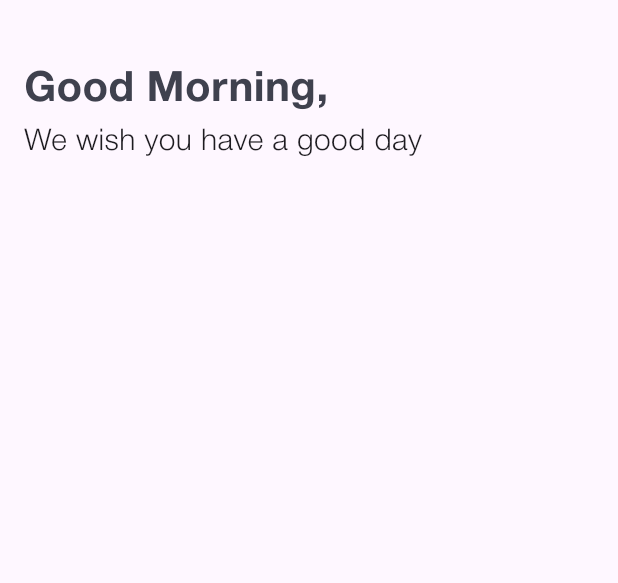
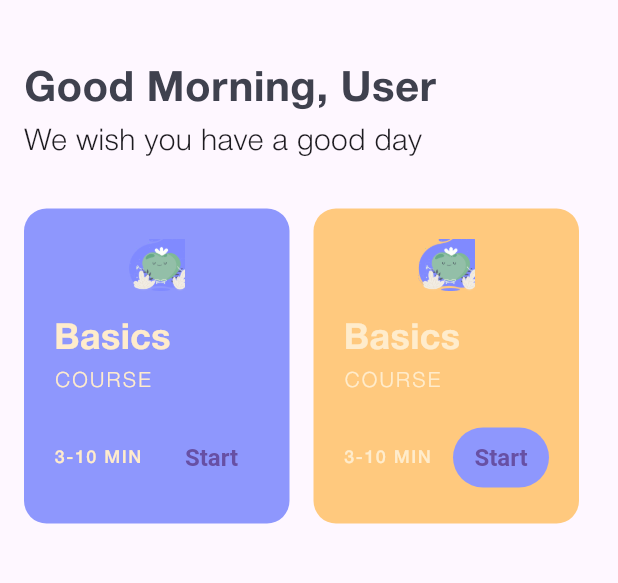
Before and after one commit to Tolutoon/silent_moon, a Flutter app: the HomePage screen opened by its route, on a phone screen of 412 x 824 dp, the part 75-658 px from its top. Run offline on Flutter 3.47's test engine with Material 3 defaults, Android fonts, the phone set to English and light mode, and no system bars; our stand-ins replace flutter_dotenv, flutter_svg, font_awesome_flutter, go_router, shared_preferences, supabase_flutter; accounts and stored records are empty.

Commit message:
in progress

```diff
--- /dev/null
+++ b/lib/common/widgets/button/startButton/start_button.dart
@@ -0,0 +1,13 @@
+import 'package:silent_moon/import.dart';
+
+class StartButton extends StatelessWidget {
+  const StartButton({super.key});
+
+  @override
+  Widget build(BuildContext context) {
+    return ElevatedButton(
+        style: ElevatedButton.styleFrom(padding: const EdgeInsets.all(8)),
+        onPressed: () {},
+        child: Text('Start'));
+  }
+}
--- a/lib/common/widgets/cards/home/home_card.dart
+++ b/lib/common/widgets/cards/home/home_card.dart
@@ -1,20 +1,66 @@
+import 'package:silent_moon/common/widgets/button/startButton/start_button.dart';
 import 'package:silent_moon/import.dart';
 
 class HomeCard extends StatelessWidget {
   final Color color;
-  const HomeCard({super.key, required this.color});
+  final String imagePath;
+  const HomeCard({super.key, required this.color, required this.imagePath});
 
   @override
   Widget build(BuildContext context) {
     return Material(
       color: color,
-      borderRadius: BorderRadius.circular(10),
+      borderRadius: BorderRadius.circular(15),
       clipBehavior: Clip.antiAlias,
       child: Container(
-        padding: const EdgeInsets.all(16),
+        padding: const EdgeInsets.all(20),
         child: Column(
+          crossAxisAlignment: CrossAxisAlignment.start,
           children: [
-            Expanded(child: Image.asset(Appimages.increaseHappiness))
+            Expanded(
+              flex: 2,
+              child: Center(
+                child: Image.asset(
+                  imagePath,
+                  fit: BoxFit.contain,
+                  height: 80,
+                ),
+              ),
+            ),
+            const SizedBox(height: 16),
+            const Text(
+              'Basics',
+              style: TextStyle(
+                color: AppColors.white,
+                fontSize: 24,
+                fontWeight: FontWeight.bold,
+              ),
+            ),
+            const Text(
+              'COURSE',
+              style: TextStyle(
+                color: AppColors.white,
+                fontSize: 14,
+                fontWeight: FontWeight.w300,
+                letterSpacing: 1.5,
+              ),
+            ),
+            const Spacer(),
+            Row(
+              mainAxisAlignment: MainAxisAlignment.spaceBetween,
+              children: [
+                const Text(
+                  '3-10 MIN',
+                  style: TextStyle(
+                    color: AppColors.white,
+                    fontSize: 12,
+                    letterSpacing: 1,
+                    fontWeight: FontWeight.w500,
+                  ),
+                ),
+                const StartButton(),
+              ],
+            ),
           ],
         ),
       ),
--- a/lib/core/config/assets/app_images.dart
+++ b/lib/core/config/assets/app_images.dart
@@ -14,5 +14,8 @@ class Appimages {
   static const String personalGrowth = "${basePath}personal_growth$format";
   static const String reduceAnxiety = "${basePath}reduce_anxiety$format";
   static const String reduceStress = "${basePath}reduce_stress$format";
-  static const String improvePerformance = "${basePath}improve_performance$format";
+  static const String improvePerformance =
+      "${basePath}improve_performance$format";
+  static const String relaxationMusic = "${basePath}relaxationMusic$format";
+  static const String basicCourses = "${basePath}basicCourses$format";
 }
--- a/lib/presentation/home/home_page.dart
+++ b/lib/presentation/home/home_page.dart
@@ -1,3 +1,5 @@
+import 'package:silent_moon/common/widgets/cards/home/home_card.dart';
+import 'package:silent_moon/common/widgets/cards/topic/topic_card.dart';
 import 'package:silent_moon/import.dart';
 
 class HomePage extends StatelessWidget {
@@ -23,7 +25,7 @@ class HomePage extends StatelessWidget {
             height: 40,
           ),
           Text(
-            'Good Morning, ',
+            'Good Morning, User',
             style: TextStyle(
                 color: AppColors.darkBlue,
                 fontSize: 28,
@@ -36,6 +38,32 @@ class HomePage extends StatelessWidget {
           const SizedBox(
             height: 30,
           ),
+          Row(
+            children: [
+              SizedBox(
+                  height: 210,
+                  width: 177,
+                  child: HomeCard(
+                      imagePath: Appimages.basicCourses,
+                      color: Color.fromARGB(255, 142, 151, 253))),
+              const SizedBox(
+                width: 16,
+              ),
+              SizedBox(
+                  height: 210,
+                  width: 177,
+                  child: HomeCard(
+                      imagePath: Appimages.basicCourses,
+                      color: Color.fromARGB(255, 255, 201, 126))),
+              // SizedBox(
+              //   height: 210,
+              //   width: 117,
+              //   child: HomeCard(
+              //       color: Color.fromARGB(255, 255, 219, 157),
+              //       imagePath: Appimages.relaxationMusic),
+              // )
+            ],
+          ),
         ]),
       )),
     );
```
Also changed, not shown: assets/images/basicCourses.png (added), assets/images/relaxationMusic.png (added).
